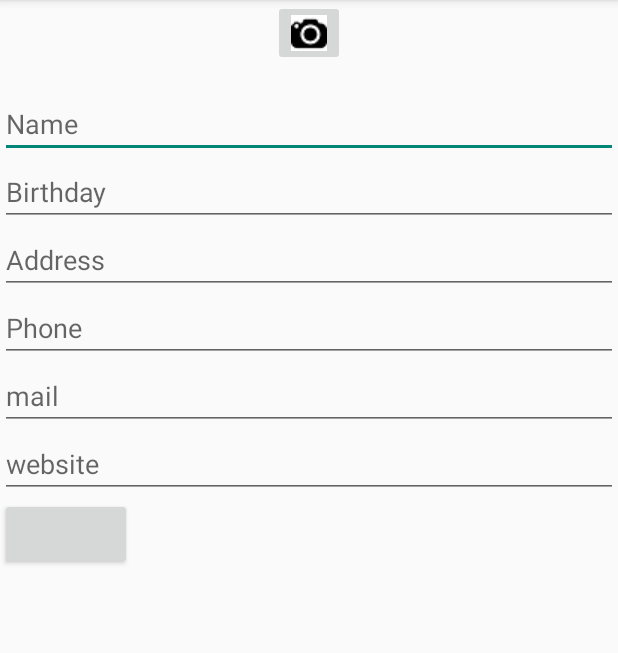
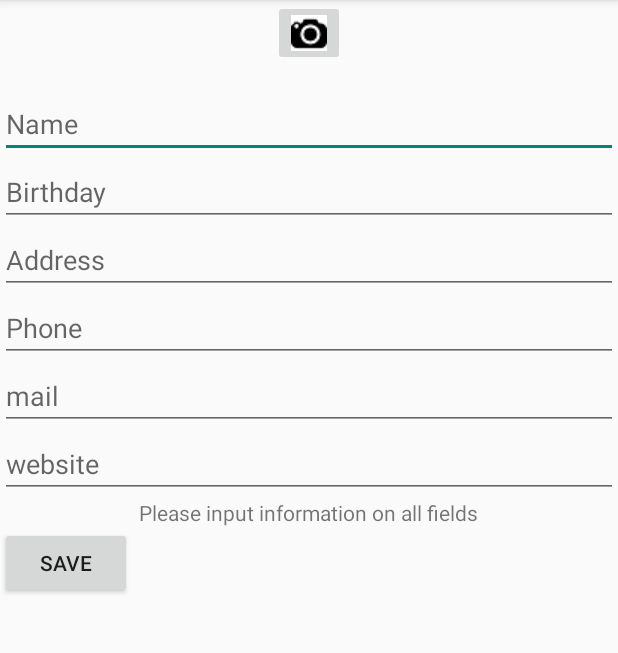
Before and after one commit to CrystalOfLife/FriendStalkerApp, an Android app: the AddFriendActivity screen opened directly, with no data from a screen before it, after a tap on an icon or button, on a phone screen of 412 x 824 dp, the part 84-737 px from its top. Run offline under Robolectric (Android 15) with nearby library versions, the phone set to English and light mode, and no system bars.

Commit message:
cleaned mainactivity

```diff
--- a/app/src/main/java/com/easv/oe/sqlite3/AddFriendActivity.java
+++ b/app/src/main/java/com/easv/oe/sqlite3/AddFriendActivity.java
@@ -14,6 +14,7 @@ import android.view.View;
 import android.widget.Button;
 import android.widget.EditText;
 import android.widget.ImageButton;
+import android.widget.TextView;
 
 /**
  * Created by Nicolai on 08-04-2018.
@@ -24,6 +25,7 @@ public class AddFriendActivity extends ActionBarActivity {
     ImageButton btnPicture;
     Button btnSave;
     EditText editName, editBirthday, editAddress, editPhone, editMail, editWebsite;
+    TextView txtFail;
     Bitmap profilePicture;
 
     @Override
@@ -38,6 +40,7 @@ public class AddFriendActivity extends ActionBarActivity {
         editPhone = (EditText) findViewById(R.id.editPhone);
         editMail = (EditText) findViewById(R.id.editMail);
         editWebsite = (EditText) findViewById(R.id.editWebsite);
+        txtFail = (TextView) findViewById(R.id.txtFail);
         btnSave = (Button) findViewById(R.id.btnSave);
 
         btnSave.setOnClickListener(new View.OnClickListener() {
@@ -48,7 +51,15 @@ public class AddFriendActivity extends ActionBarActivity {
 
         btnPicture.setOnClickListener(new View.OnClickListener() {
             public void onClick(View v) {
-                openPictureActivity();
+                if (editName != null && editMail != null && editWebsite != null && editPhone != null &&
+                        editBirthday != null && editAddress != null && profilePicture != null)
+                {
+                    openPictureActivity();
+                }
+                else
+                {
+                    txtFail.setText("Please input information on all fields");
+                }
             }
         });
     }
--- a/app/src/main/res/layout/add_friend.xml
+++ b/app/src/main/res/layout/add_friend.xml
@@ -59,9 +59,17 @@
         android:hint="website"
         android:inputType="text"/>
 
+    <TextView
+        android:id="@+id/txtFail"
+        android:layout_width="wrap_content"
+        android:layout_height="wrap_content"
+        android:layout_gravity="center_horizontal"
+        android:text="" />
+
     <Button
         android:id="@+id/btnSave"
         android:layout_width="wrap_content"
-        android:layout_height="wrap_content" />
+        android:layout_height="wrap_content"
+        android:text="Save" />
 
 </LinearLayout>
--- a/app/src/main/res/menu/menu_main.xml
+++ b/app/src/main/res/menu/menu_main.xml
@@ -1,9 +1,5 @@
 <menu xmlns:android="http://schemas.android.com/apk/res/android"
     xmlns:app="http://schemas.android.com/apk/res-auto">
-    <item
-        app:showAsAction="always"
-        android:id="@+id/takePicture"
-        android:title="Take picture" />
 
     <item android:title="Add Friend"
         app:showAsAction="always"
```
Also changed, not shown: app/src/main/java/com/easv/oe/sqlite3/MainActivity.java (+0 -104 lines), app/src/main/res/layout/main.xml (+2 -21 lines).
